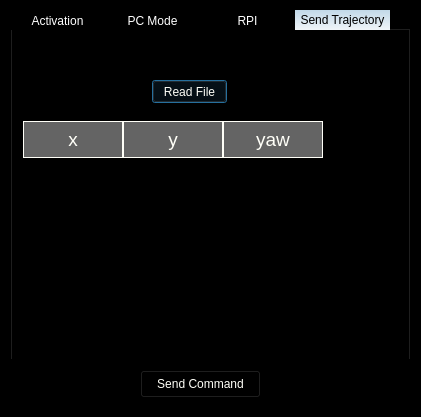
Old version of the form ARVID_GS/tcwindow.ui in the repository Eruvae/floatsat5.
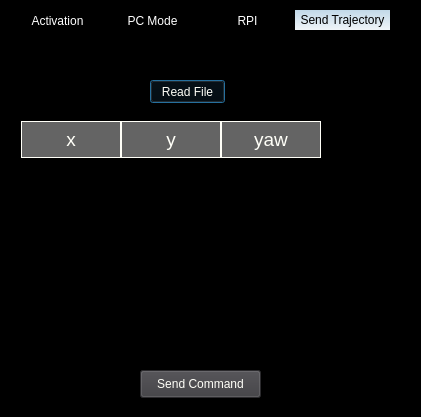
New version of the form. The open tabs and pages were chosen to show the change. Icons and pictures are not drawn.

Diff of the .ui file:
```diff
--- a/ARVID_GS/tcwindow.ui
+++ b/ARVID_GS/tcwindow.ui
@@ -61,7 +61,7 @@
 	height: 20px;
 	width:95px;
 }
-
+QTabWidget::pane { border: 0; }
 QTabBar::tab:selected, 
 QTabBar::tab:hover 
 {
@@ -249,6 +249,12 @@
      <height>28</height>
     </rect>
    </property>
+   <property name="styleSheet">
+    <string notr="true">QPushButton{ background-color: rgb(60, 59, 63) }
+QPushButton:focus{ background-color: grey; }
+QPushButton:hover{ background-color: grey; }
+</string>
+   </property>
    <property name="text">
     <string>Send Command</string>
    </property>
```
Left out of the diff: 2 changed lines with no effect on the pictures.
